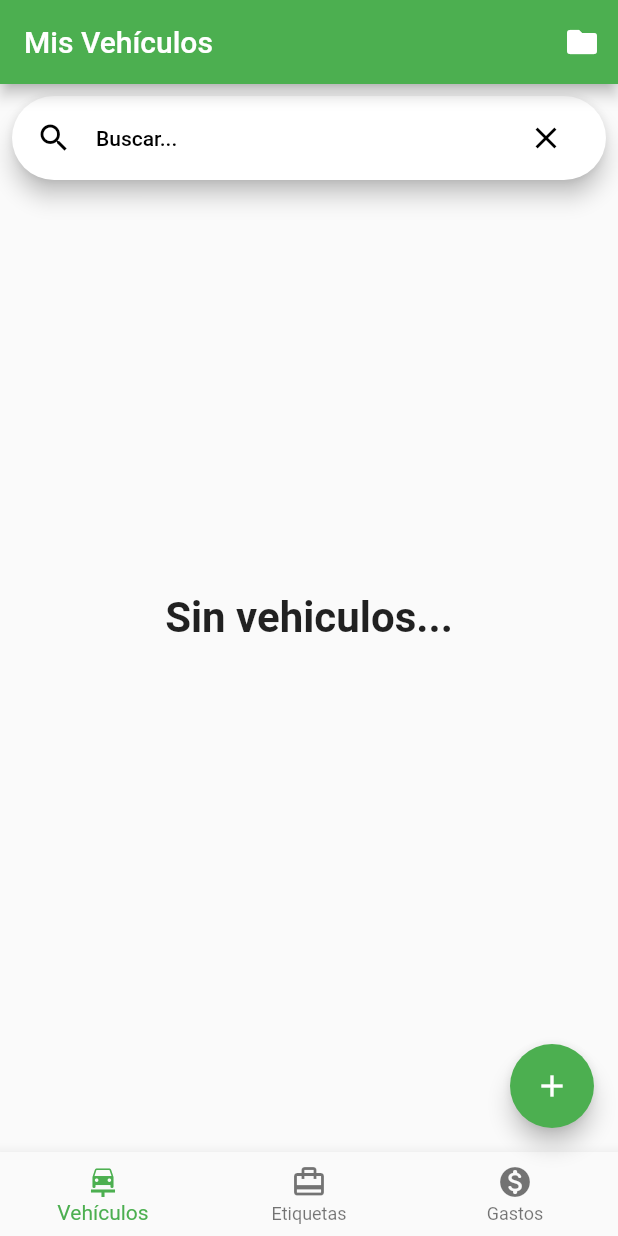
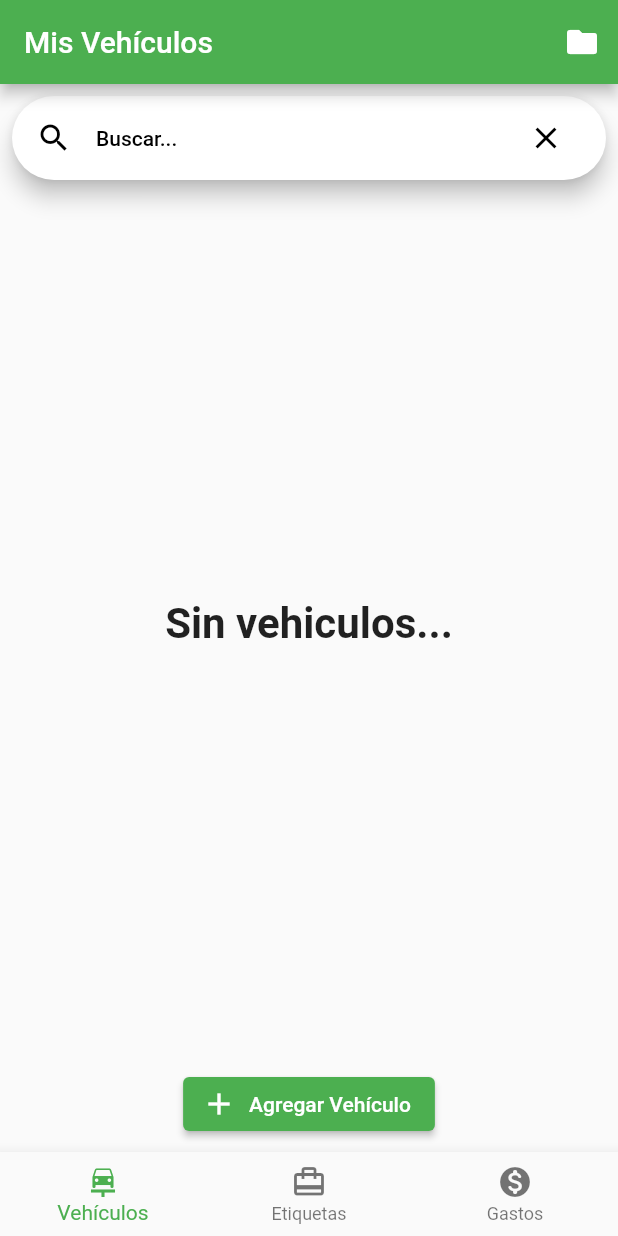
Before and after one commit to EPICSLASH999/mis_vehiculos, a Flutter app: the screen it shows after launch, on a phone screen of 412 x 824 dp. Run offline on Flutter 3.47's test engine with Material 2 defaults, Android fonts, the phone set to English and light mode, and no system bars; our stand-ins replace bloc, equatable, flutter_bloc, sqflite; accounts and stored records are empty.

Commit message:
Cambiado botón para Agregar Vehículo.

```diff
--- a/lib/widgets/widgets_vehiculos.dart
+++ b/lib/widgets/widgets_vehiculos.dart
@@ -115,14 +115,17 @@ class _WidgetMisVehiculosState extends State<WidgetMisVehiculos> {
                   },
                 ),
               ),
-              const SizedBox(height: 73,)
+              Padding(
+                padding: const EdgeInsets.all(8.0),
+                child: ElevatedButton.icon(
+                  onPressed: () {
+                    context.read<VehiculoBloc>().add(ClickeadoAgregarVehiculo());
+                  },
+                  icon: const Icon(Icons.add),
+                  label: const Text('Agregar Vehículo'),
+                ),
+              )
             ],
-          ),
-          floatingActionButton: FloatingActionButton(
-            child: const Icon(Icons.add),
-            onPressed: () {
-              context.read<VehiculoBloc>().add(ClickeadoAgregarVehiculo());
-            },
           ),
         );
       },
```
